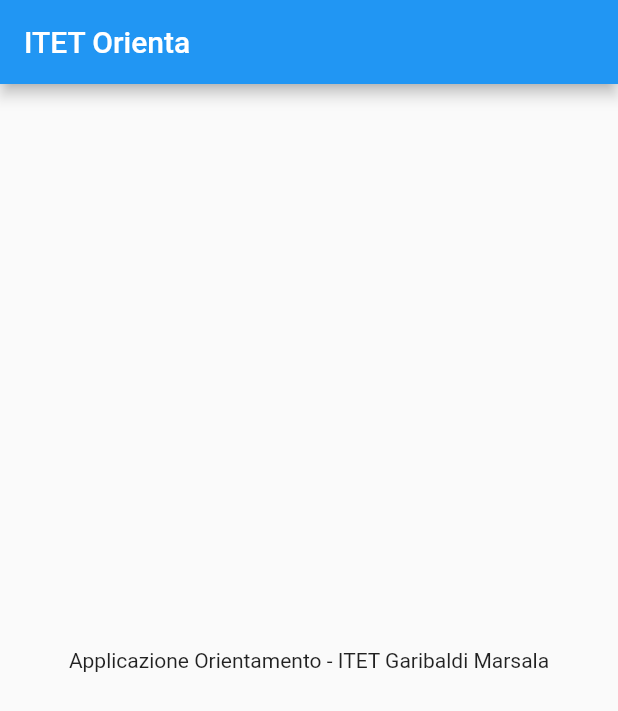
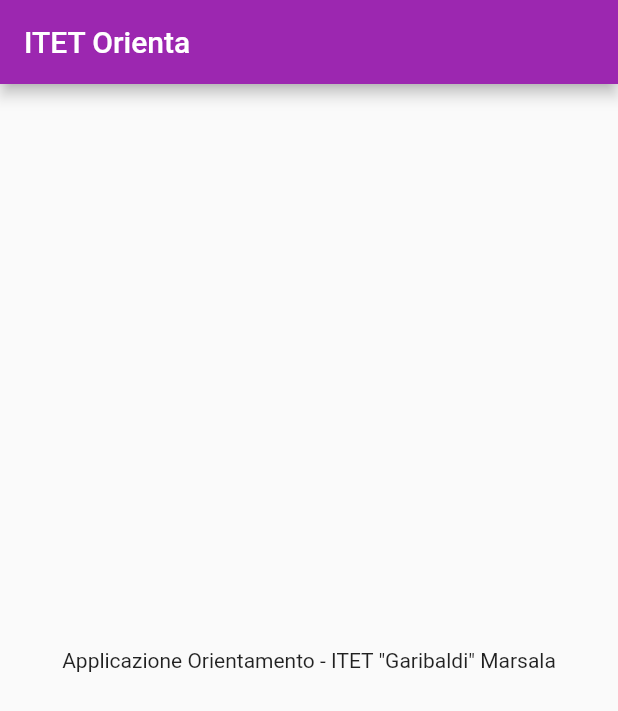
Before and after one commit to enryls/modulomobiledev-ponprogrammazionecreativa-itet, a Flutter app: the screen it shows after launch, on a phone screen of 412 x 824 dp. Shown: the top 711 px of the screen. Run offline on Flutter 3.47's test engine with Material 2 defaults, Android fonts, the phone set to English and light mode, and no system bars.

Commit message:
Aggiornamento struttura codice

```diff
--- a/itet_orienta/lib/main.dart
+++ b/itet_orienta/lib/main.dart
@@ -3,18 +3,28 @@ import 'package:flutter/material.dart';
 void main() => runApp(MyApp());
 
 class MyApp extends StatelessWidget {
+  final appTitle = 'ITET Orienta';
+
   @override
   Widget build(BuildContext context) {
     return MaterialApp(
-      title: 'ITET Orienta',
-      home: Scaffold(
-        appBar: AppBar(
-          title: const Text('ITET Orienta'),
-        ),
-        body: const Center(
-          child: const Text('Applicazione Orientamento - ITET Garibaldi Marsala'),
-        ),
+      title: appTitle,
+      theme: ThemeData(
+        primaryColor: Colors.purple,
       ),
+      home: MyHomePage(),
     );
   }
 }
+
+class MyHomePage extends StatelessWidget {
+  final title = 'ITET Orienta';
+
+  @override
+  Widget build(BuildContext context) {
+    return Scaffold(
+      appBar: AppBar(title: Text(title)),
+      body: Center(child: Text('Applicazione Orientamento - ITET "Garibaldi" Marsala')),
+    );
+  }
+}
```
